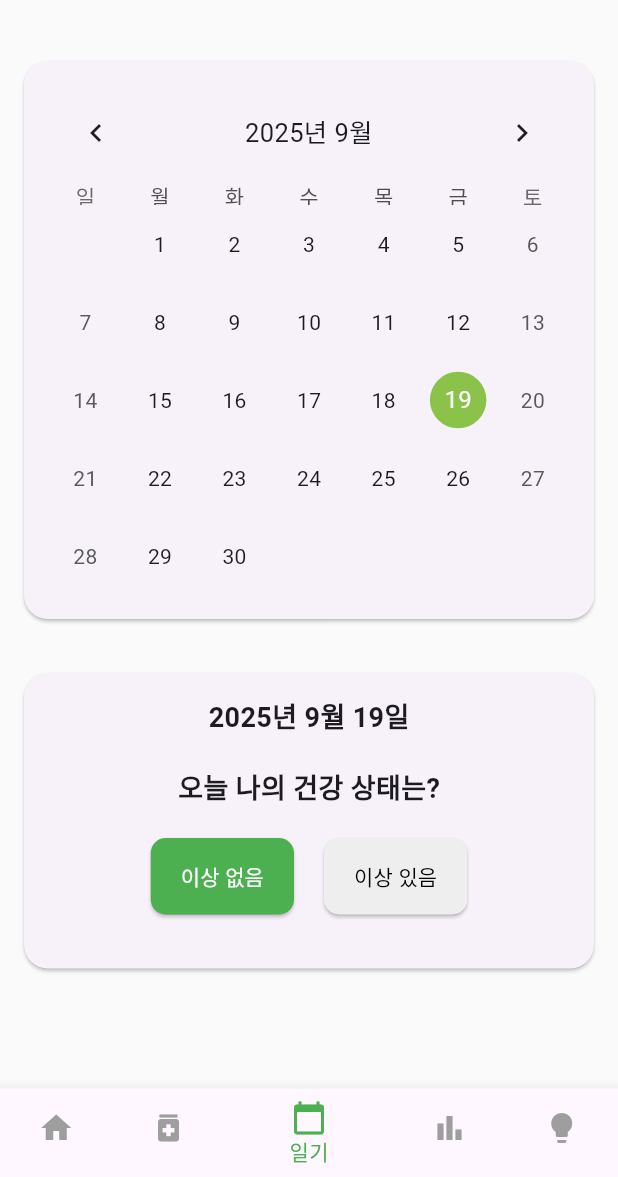
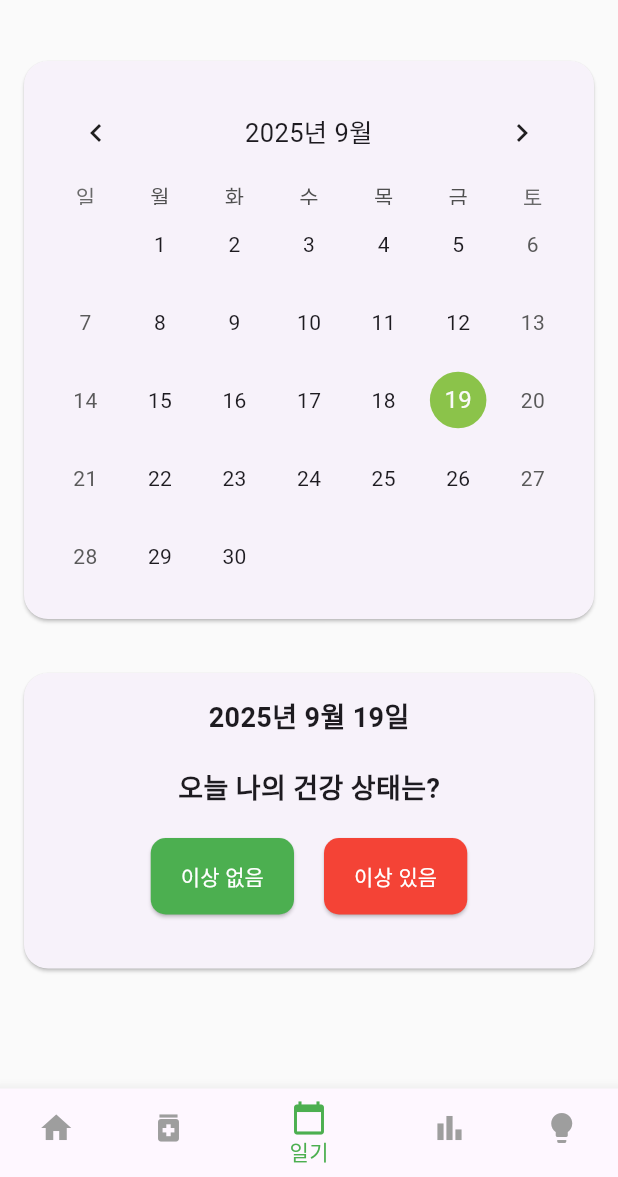
Before and after one commit to cathyjiwon/Checkey-mvp, a Flutter app: the screen it shows after launch, item 3 of the bottom bar chosen, on a phone screen of 412 x 824 dp, the part 59-1236 px from its top. Run offline on Flutter 3.47's test engine with Material 3 defaults, Android fonts, the light colour scheme and no system bars; drawn by our look-alikes of table_calendar; our stand-ins replace fl_chart, shared_preferences.

Commit message:
일기 탭 캘린더 버튼 색상 추가

```diff
--- a/lib/screens/diary_screen.dart
+++ b/lib/screens/diary_screen.dart
@@ -30,6 +30,16 @@ class _DiaryScreenState extends State<DiaryScreen> {
     setState(() {
       _selectedState = entry != null ? entry['status'] : '이상 없음';
     });
+  }
+
+  // 캘린더에 표시할 이벤트를 반환하는 함수
+  List<String> _getEventsForDay(DateTime day) {
+    final symptomManager = Provider.of<SymptomManager>(context, listen: false);
+    final dayString = DateFormat('yyyy-MM-dd').format(day);
+    if (symptomManager.diaryEntries.containsKey(dayString)) {
+      return [symptomManager.diaryEntries[dayString]['status']];
+    }
+    return [];
   }
 
   @override
@@ -74,6 +84,26 @@ class _DiaryScreenState extends State<DiaryScreen> {
                 headerStyle: const HeaderStyle(
                   formatButtonVisible: false,
                   titleCentered: true,
+                ),
+                eventLoader: (day) => _getEventsForDay(day),
+                calendarBuilders: CalendarBuilders(
+                  markerBuilder: (context, date, events) {
+                    if (events.isNotEmpty) {
+                      return Positioned(
+                        right: 1,
+                        bottom: 1,
+                        child: Container(
+                          width: 16.0,
+                          height: 16.0,
+                          decoration: BoxDecoration(
+                            color: events.first == '이상 없음' ? Colors.green : Colors.red,
+                            shape: BoxShape.circle,
+                          ),
+                        ),
+                      );
+                    }
+                    return null;
+                  },
                 ),
               ),
             ),
@@ -138,11 +168,12 @@ class _DiaryScreenState extends State<DiaryScreen> {
   }
 
   Widget _buildStateButton(String state, BuildContext context) {
-    final bool isSelected = _selectedState == state;
+    final buttonColor = state == '이상 없음' ? Colors.green : Colors.red;
+
     return ElevatedButton(
       style: ElevatedButton.styleFrom(
-        backgroundColor: isSelected ? Colors.green : Colors.grey[200],
-        foregroundColor: isSelected ? Colors.white : Colors.black,
+        backgroundColor: buttonColor,
+        foregroundColor: Colors.white,
         shape: RoundedRectangleBorder(
           borderRadius: BorderRadius.circular(10),
         ),
```
